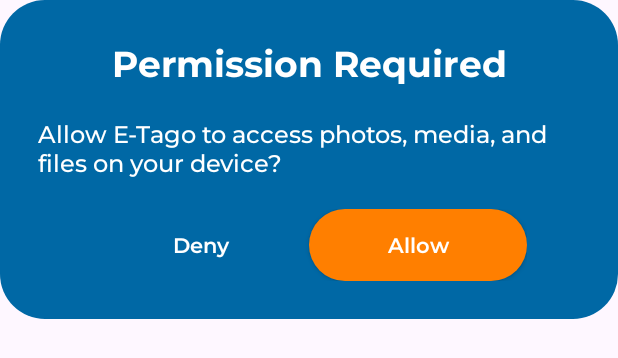
After one commit to Next-Gen-Artisans/ETago, an Android app: the layout custom_media_permission_dialog.xml on its own in the app's theme, with its tools: preview values and no code run, on a phone screen of 412 x 824 dp. The commit adds this screen. Shown: the top 358 px of the screen. Run offline under Robolectric (Android 15) with nearby library versions, the phone set to English and light mode, and no system bars.

Commit message:
CREATED LAYOUT FOR MEDIA PERMISSION DIALOG TODO LOGIC

```diff
--- a/app/src/main/AndroidManifest.xml
+++ b/app/src/main/AndroidManifest.xml
@@ -2,7 +2,12 @@
 <manifest xmlns:android="http://schemas.android.com/apk/res/android"
     xmlns:tools="http://schemas.android.com/tools">
 
+
+    <uses-permission android:name="android.permission.READ_EXTERNAL_STORAGE"/>
+    <uses-permission android:name="android.permission.WRITE_EXTERNAL_STORAGE"/>
     <uses-permission android:name="android.permission.INTERNET"/>
+
+
     <application
         android:allowBackup="true"
         android:dataExtractionRules="@xml/data_extraction_rules"
--- /dev/null
+++ b/app/src/main/res/layout/custom_media_permission_dialog.xml
@@ -0,0 +1,67 @@
+<?xml version="1.0" encoding="utf-8"?>
+<LinearLayout xmlns:android="http://schemas.android.com/apk/res/android"
+    android:layout_width="wrap_content"
+    android:layout_height="wrap_content"
+    android:padding="25dp"
+    android:background="@drawable/forgot_pass_round_bg"
+    android:orientation="vertical"
+    android:gravity="center"
+    >
+
+    <TextView
+        android:id="@+id/media_permission_dialog_title"
+        android:layout_width="wrap_content"
+        android:layout_height="wrap_content"
+        android:text="Permission Required"
+        android:fontFamily="@font/montserrat_bold"
+        android:textSize="24sp"
+        android:gravity="center"
+        android:textColor="#FFFFFF" />
+
+    <TextView
+        android:id="@+id/media_permission_dialog_text"
+        android:layout_width="wrap_content"
+        android:layout_height="wrap_content"
+        android:text="Allow E-Tago to access photos, media, and files on your device?"
+        android:fontFamily="@font/montserrat_medium"
+        android:textSize="16sp"
+        android:textColor="#FFFFFF"
+        android:layout_marginTop="20dp" />
+
+    <LinearLayout
+        android:id="@+id/media_permission_dialog_buttons"
+        android:layout_width="wrap_content"
+        android:layout_height="wrap_content"
+        android:orientation="horizontal"
+        android:layout_gravity="center"
+        android:layout_marginTop="20dp"
+        >
+        <androidx.appcompat.widget.AppCompatButton
+            android:id="@+id/cancel_media_permission_dialog_btn"
+            android:layout_width="145dp"
+            android:layout_height="wrap_content"
+            android:text="Deny"
+            android:fontFamily="@font/montserrat_semibold"
+            android:textColor="@color/white"
+            android:textAllCaps="false"
+            android:background="@color/transparent"
+            />
+
+        <androidx.appcompat.widget.AppCompatButton
+            android:id="@+id/media_permission_dialog_btn"
+            android:layout_width="145dp"
+            android:layout_height="wrap_content"
+            android:text="Allow"
+            android:fontFamily="@font/montserrat_semibold"
+            android:textColor="@color/white"
+            android:textAllCaps="false"
+            android:background="@drawable/return_btn_bg"
+            />
+
+    </LinearLayout>
+
+
+
+
+
+</LinearLayout>
```
Also changed, not shown: app/src/main/java/com/nextgenartisans/etago/MainActivity.java (+111 -23 lines), app/src/main/java/com/nextgenartisans/etago/MediaPermissionDialog.java (added, +51 -0 lines).
